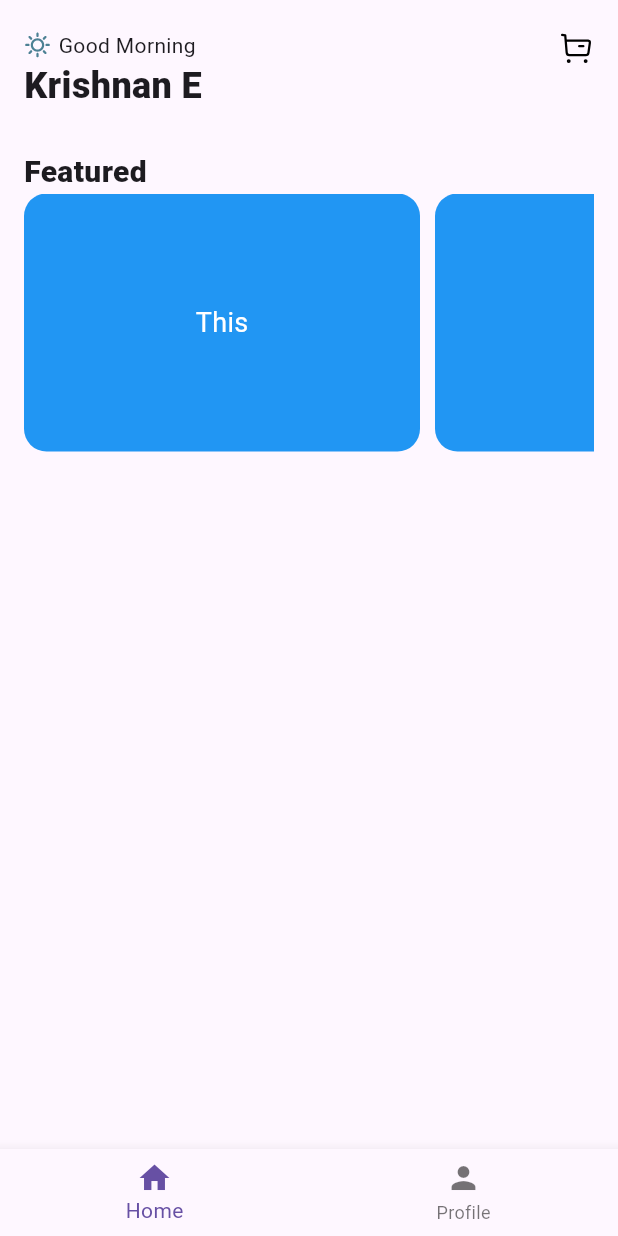
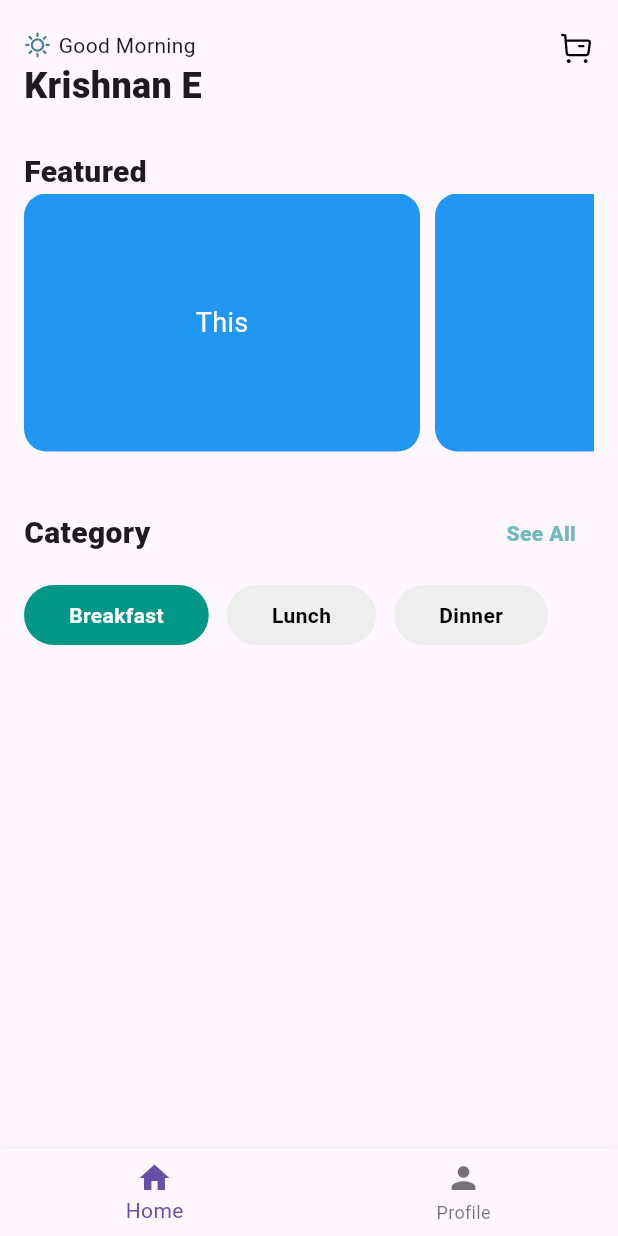
Before and after one commit to krishnanx/Flutter_app, a Flutter app: the screen it shows after launch, on a phone screen of 412 x 824 dp. Run offline on Flutter 3.47's test engine with Material 3 defaults, Android fonts, the phone set to English and light mode, and no system bars; our stand-ins replace flutter_svg.

Commit message:
Category buttons added

```diff
--- a/lib/screens/home_screen.dart
+++ b/lib/screens/home_screen.dart
@@ -1,6 +1,7 @@
 import 'package:flutter/material.dart';
 import 'package:flutter_svg/flutter_svg.dart';
 import "package:flutter_task/widgets/feature_cards.dart";
+import "package:flutter_task/widgets/category_select.dart";
 
 class HomeScreen extends StatelessWidget {
   const HomeScreen({super.key});
@@ -68,7 +69,7 @@ class HomeScreen extends StatelessWidget {
       body: Padding(
         padding: const EdgeInsets.only(top: 20.0, left: 16.0, right: 16.0),
         child: Column(
-          mainAxisAlignment: MainAxisAlignment.spaceBetween,
+          mainAxisAlignment: MainAxisAlignment.start,
           children: [
             Column(
               children: [
@@ -102,6 +103,42 @@ class HomeScreen extends StatelessWidget {
                 ),
               ],
             ),
+            Padding(
+              padding: EdgeInsets.only(top: 40),
+              child: Column(
+                children: [
+                  Row(
+                    mainAxisAlignment: MainAxisAlignment.spaceBetween,
+
+                    children: [
+                      Text(
+                        "Category",
+                        style: TextStyle(
+                          fontSize: 20,
+                          fontWeight: FontWeight.w800,
+                        ),
+                      ),
+
+                      Container(
+                        margin: EdgeInsets.only(right: 12),
+                        child: Text(
+                          "See All",
+                          style: TextStyle(
+                            fontSize: 14,
+                            fontWeight: FontWeight.w800,
+                            color: Color(0xFF70B9BE),
+                          ),
+                        ),
+                      ),
+                    ],
+                  ),
+                  Padding(
+                    padding: const EdgeInsets.only(top: 20),
+                    child: Row(children: [CategorySelect()]),
+                  ),
+                ],
+              ),
+            ),
           ],
         ),
       ),
--- /dev/null
+++ b/lib/widgets/category_select.dart
@@ -0,0 +1,45 @@
+import 'package:flutter/material.dart';
+
+class CategorySelect extends StatefulWidget {
+  @override
+  _CategorySelectState createState() => _CategorySelectState();
+}
+
+class _CategorySelectState extends State<CategorySelect> {
+  int selectedIndex = 0; // Track selected button index
+
+  final List<String> meals = ["Breakfast", "Lunch", "Dinner"];
+
+  @override
+  Widget build(BuildContext context) {
+    return Row(
+      mainAxisAlignment: MainAxisAlignment.start, // Align to the left
+      children: List.generate(meals.length, (index) {
+        bool isSelected = selectedIndex == index;
+
+        return GestureDetector(
+          onTap: () {
+            setState(() {
+              selectedIndex = index;
+            });
+          },
+          child: Container(
+            padding: EdgeInsets.symmetric(horizontal: 30, vertical: 10),
+            margin: EdgeInsets.only(right: 12),
+            decoration: BoxDecoration(
+              color: isSelected ? Colors.teal : Colors.grey[200],
+              borderRadius: BorderRadius.circular(20),
+            ),
+            child: Text(
+              meals[index],
+              style: TextStyle(
+                color: isSelected ? Colors.white : Colors.black,
+                fontWeight: FontWeight.w600,
+              ),
+            ),
+          ),
+        );
+      }),
+    );
+  }
+}
```
